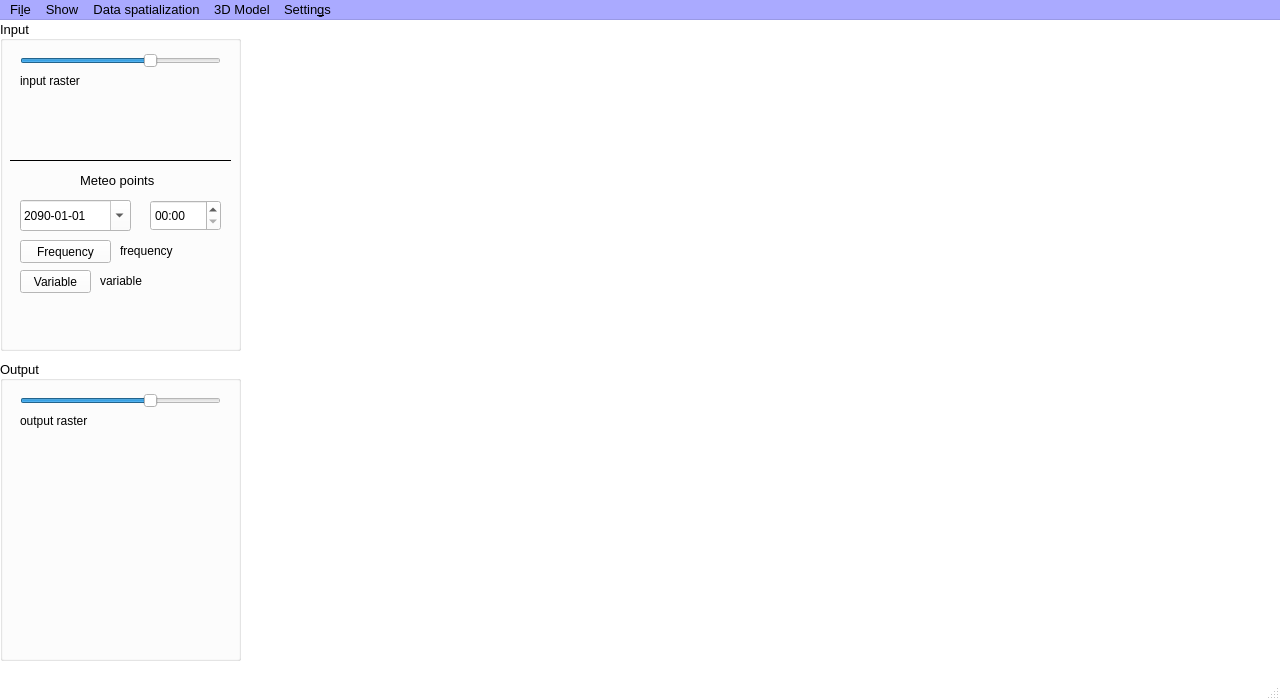
Before: the Qt Designer form bin/CRITERIA3D/mainwindow.ui in gaowudao/CRITERIA3D, drawn with Qt 5.
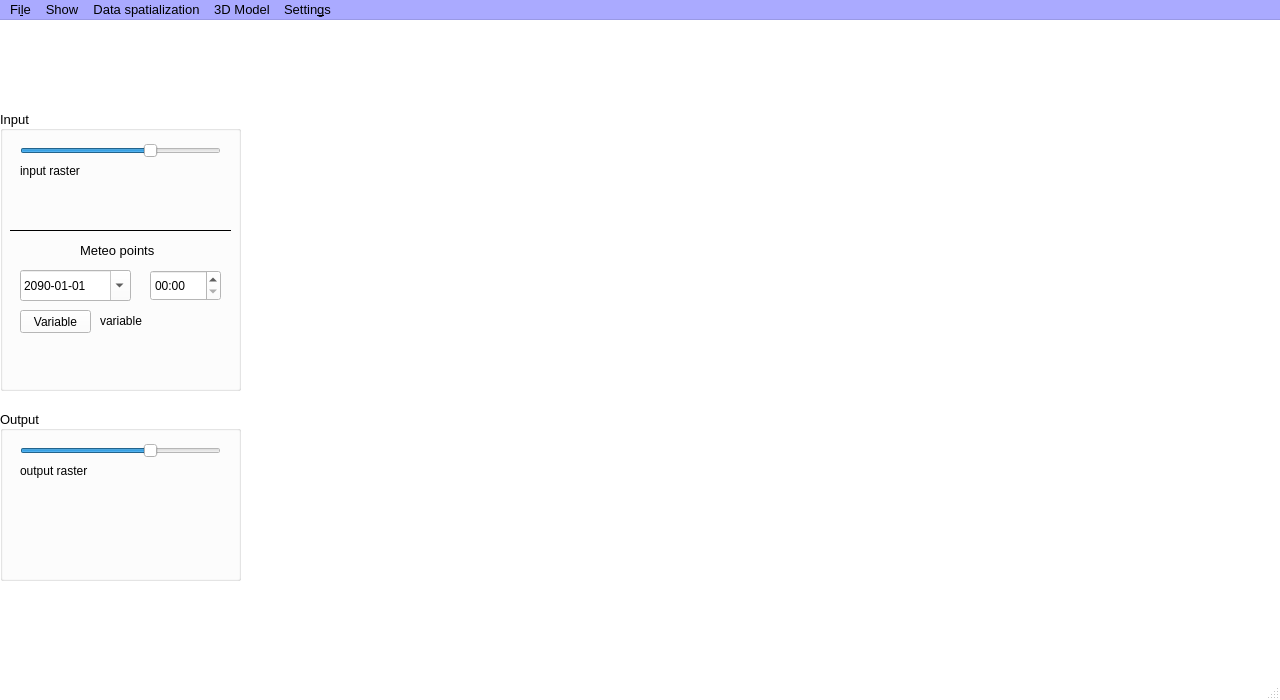
After: the same form once the commit is applied.

Diff of the .ui file:
```diff
--- a/bin/CRITERIA3D/mainwindow.ui
+++ b/bin/CRITERIA3D/mainwindow.ui
@@ -485,8 +485,8 @@
    <widget class="QWidget" name="widgetMap" native="true">
     <property name="geometry">
      <rect>
-      <x>270</x>
-      <y>0</y>
+      <x>260</x>
+      <y>40</y>
       <width>751</width>
       <height>491</height>
      </rect>
@@ -504,9 +504,9 @@
     <property name="geometry">
      <rect>
       <x>0</x>
-      <y>0</y>
+      <y>90</y>
       <width>241</width>
-      <height>331</height>
+      <height>281</height>
      </rect>
     </property>
     <property name="palette">
@@ -1011,7 +1011,7 @@
      <property name="geometry">
       <rect>
        <x>1</x>
-       <y>80</y>
+       <y>70</y>
        <width>241</width>
        <height>42</height>
       </rect>
@@ -1088,7 +1088,7 @@
      <property name="geometry">
       <rect>
        <x>80</x>
-       <y>150</y>
+       <y>130</y>
        <width>111</width>
        <height>21</height>
       </rect>
@@ -1145,7 +1145,7 @@
      <property name="geometry">
       <rect>
        <x>20</x>
-       <y>180</y>
+       <y>160</y>
        <width>111</width>
        <height>31</height>
       </rect>
@@ -1279,7 +1279,7 @@
      <property name="geometry">
       <rect>
        <x>150</x>
-       <y>180</y>
+       <y>160</y>
        <width>71</width>
        <height>31</height>
       </rect>
@@ -1366,31 +1366,11 @@
       <string>HH:mm</string>
      </property>
     </widget>
-    <widget class="QPushButton" name="frequencyButton">
-     <property name="geometry">
-      <rect>
-       <x>20</x>
-       <y>220</y>
-       <width>91</width>
-       <height>23</height>
-      </rect>
-     </property>
-     <property name="font">
-      <font>
-       <pointsize>9</pointsize>
-       <weight>50</weight>
-       <bold>false</bold>
-      </font>
-     </property>
-     <property name="text">
-      <string>Frequency</string>
-     </property>
-    </widget>
     <widget class="QPushButton" name="variableButton">
      <property name="geometry">
       <rect>
        <x>20</x>
-       <y>250</y>
+       <y>200</y>
        <width>71</width>
        <height>23</height>
       </rect>
@@ -1406,32 +1386,12 @@
       <string>Variable</string>
      </property>
     </widget>
-    <widget class="QLabel" name="labelFrequency">
-     <property name="geometry">
-      <rect>
-       <x>120</x>
-       <y>220</y>
-       <width>121</width>
-       <height>21</height>
-      </rect>
-     </property>
-     <property name="font">
-      <font>
-       <pointsize>9</pointsize>
-       <weight>50</weight>
-       <bold>false</bold>
-      </font>
-     </property>
-     <property name="text">
-      <string>frequency</string>
-     </property>
-    </widget>
     <widget class="QLabel" name="labelVariable">
      <property name="geometry">
       <rect>
        <x>100</x>
-       <y>250</y>
-       <width>141</width>
+       <y>200</y>
+       <width>131</width>
        <height>21</height>
       </rect>
      </property>
@@ -1487,7 +1447,7 @@
      <property name="geometry">
       <rect>
        <x>1</x>
-       <y>280</y>
+       <y>230</y>
        <width>241</width>
        <height>42</height>
       </rect>
@@ -1510,7 +1470,7 @@
      <property name="geometry">
       <rect>
        <x>10</x>
-       <y>130</y>
+       <y>110</y>
        <width>221</width>
        <height>20</height>
       </rect>
@@ -1530,9 +1490,9 @@
     <property name="geometry">
      <rect>
       <x>0</x>
-      <y>340</y>
+      <y>390</y>
       <width>241</width>
-      <height>301</height>
+      <height>171</height>
      </rect>
     </property>
     <property name="palette">
@@ -2037,7 +1997,7 @@
      <property name="geometry">
       <rect>
        <x>1</x>
-       <y>80</y>
+       <y>70</y>
        <width>241</width>
        <height>42</height>
       </rect>
```
Left out of the diff: 2 changed lines with no effect on the pictures.
